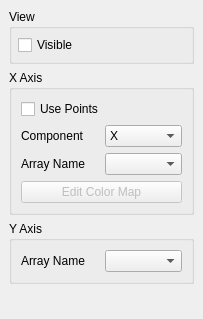
Before: the Qt Designer form Qt/Components/Resources/UI/pqBarChartDisplayEditor.ui in wildmichael/ParaView3-enhancements-old, drawn with Qt 5.
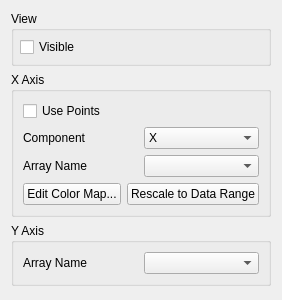
After: the same form once the commit is applied.

Commit message: ENH: Adding a "rescale to data range" button to the bar chart display panel. Enabling the "edit color map" button. Removing the "component" combobox from the color map dialog to make it easier to use for the bar chart representation.

Patch:
```diff
--- a/Qt/Components/Resources/UI/pqBarChartDisplayEditor.ui
+++ b/Qt/Components/Resources/UI/pqBarChartDisplayEditor.ui
@@ -5,32 +5,35 @@
    <rect>
     <x>0</x>
     <y>0</y>
-    <width>203</width>
-    <height>319</height>
+    <width>265</width>
+    <height>300</height>
    </rect>
   </property>
   <property name="windowTitle" >
    <string>Form</string>
   </property>
   <layout class="QVBoxLayout" >
-   <property name="margin" >
-    <number>9</number>
-   </property>
-   <property name="spacing" >
-    <number>6</number>
-   </property>
    <item>
     <widget class="QGroupBox" name="ViewGroup" >
      <property name="title" >
       <string>View</string>
      </property>
      <layout class="QHBoxLayout" >
-      <property name="margin" >
-       <number>6</number>
-      </property>
       <property name="spacing" >
        <number>6</number>
       </property>
+      <property name="leftMargin" >
+       <number>6</number>
+      </property>
+      <property name="topMargin" >
+       <number>6</number>
+      </property>
+      <property name="rightMargin" >
+       <number>6</number>
+      </property>
+      <property name="bottomMargin" >
+       <number>6</number>
+      </property>
       <item>
        <widget class="QCheckBox" name="ViewData" >
         <property name="toolTip" >
@@ -50,12 +53,23 @@
       <string>X Axis</string>
      </property>
      <layout class="QGridLayout" >
-      <property name="margin" >
-       <number>9</number>
-      </property>
-      <property name="spacing" >
-       <number>6</number>
-      </property>
+      <item row="0" column="0" colspan="2" >
+       <widget class="QCheckBox" name="UsePoints" >
+        <property name="toolTip" >
+         <string>&lt;html>When checked the chart will use points instead of point data on the X axis.&lt;/html></string>
+        </property>
+        <property name="text" >
+         <string>Use Points</string>
+        </property>
+       </widget>
+      </item>
+      <item row="1" column="0" >
+       <widget class="QLabel" name="labelPointComponent" >
+        <property name="text" >
+         <string>Component</string>
+        </property>
+       </widget>
+      </item>
       <item row="1" column="1" >
        <widget class="QComboBox" name="PointComponent" >
         <item>
@@ -85,32 +99,36 @@
       <item row="2" column="1" >
        <widget class="QComboBox" name="XArrayName" />
       </item>
-      <item row="1" column="0" >
-       <widget class="QLabel" name="labelPointComponent" >
-        <property name="text" >
-         <string>Component</string>
-        </property>
-       </widget>
-      </item>
-      <item row="0" column="0" colspan="2" >
-       <widget class="QCheckBox" name="UsePoints" >
-        <property name="toolTip" >
-         <string>&lt;html>When checked the chart will use points instead of point data on the X axis.&lt;/html></string>
-        </property>
-        <property name="text" >
-         <string>Use Points</string>
-        </property>
-       </widget>
-      </item>
       <item row="3" column="0" colspan="2" >
-       <widget class="QPushButton" name="EditColorMapButton" >
-        <property name="enabled" >
-         <bool>false</bool>
-        </property>
-        <property name="text" >
-         <string>Edit Color Map</string>
-        </property>
-       </widget>
+       <layout class="QHBoxLayout" >
+        <item>
+         <spacer>
+          <property name="orientation" >
+           <enum>Qt::Horizontal</enum>
+          </property>
+          <property name="sizeHint" >
+           <size>
+            <width>0</width>
+            <height>20</height>
+           </size>
+          </property>
+         </spacer>
+        </item>
+        <item>
+         <widget class="QPushButton" name="EditColorMapButton" >
+          <property name="text" >
+           <string>Edit Color Map...</string>
+          </property>
+         </widget>
+        </item>
+        <item>
+         <widget class="QPushButton" name="RescaleButton" >
+          <property name="text" >
+           <string>Rescale to Data Range</string>
+          </property>
+         </widget>
+        </item>
+       </layout>
       </item>
      </layout>
     </widget>
@@ -121,10 +139,22 @@
       <string>Y Axis</string>
      </property>
      <layout class="QGridLayout" >
-      <property name="margin" >
+      <property name="leftMargin" >
        <number>9</number>
       </property>
-      <property name="spacing" >
+      <property name="topMargin" >
+       <number>9</number>
+      </property>
+      <property name="rightMargin" >
+       <number>9</number>
+      </property>
+      <property name="bottomMargin" >
+       <number>9</number>
+      </property>
+      <property name="horizontalSpacing" >
+       <number>6</number>
+      </property>
+      <property name="verticalSpacing" >
        <number>6</number>
       </property>
       <item row="0" column="1" >
@@ -148,7 +178,7 @@
      <property name="sizeHint" >
       <size>
        <width>20</width>
-       <height>16</height>
+       <height>0</height>
       </size>
      </property>
     </spacer>
```
The commit also changes 14 other files.
